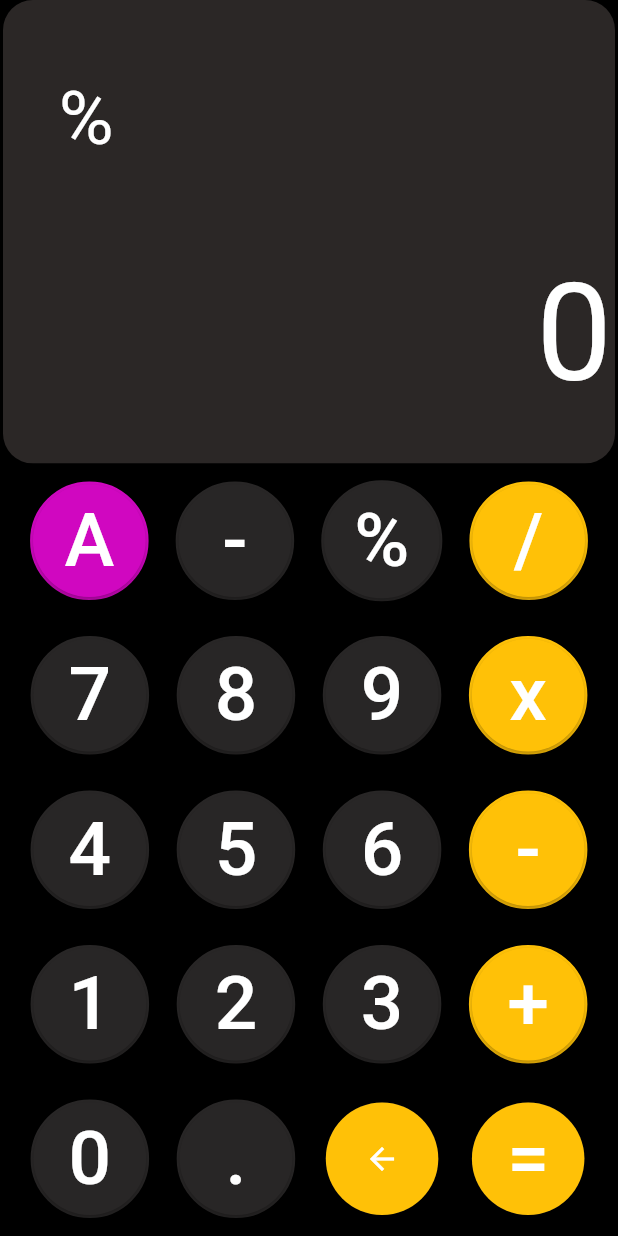
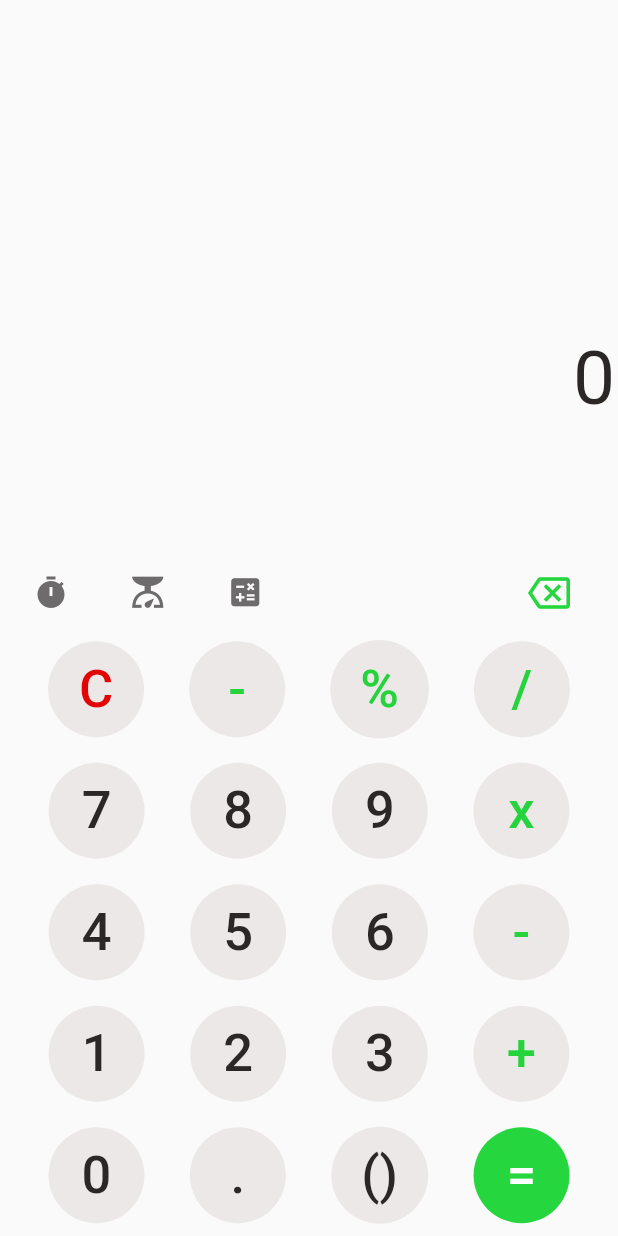
Before and after one commit to gokul153/calculator-added-fuction, a Flutter app: the screen it shows after launch, after a tap on an icon or button, on a phone screen of 412 x 824 dp. Run offline on Flutter 3.47's test engine with Material 2 defaults, Android fonts, the phone set to English and light mode, and no system bars; drawn by our look-alikes of auto_size_text.

Commit message:
stable_functionality_addded

```diff
--- a/lib/main.dart
+++ b/lib/main.dart
@@ -34,22 +34,26 @@ class _CalculatorState extends State<Calculator> {
                 title: Text('Enter the value '),
                 actions: <Widget>[
                   FlatButton(
-                    child: Text('*'),
+                    child: Text('+'),
                     onPressed: () {
                       // Handle '*' option press here
                       dupResult = value;
                       check = 1;
+                      acheck = 1;
+                      mcheck = 0;
                       print(
                           "result is fixed as $dupResult and check is $check");
                       Navigator.of(context).pop();
                     },
                   ),
                   FlatButton(
-                    child: Text('+'),
+                    child: Text('*'),
                     onPressed: () {
                       // Handle '*' option press here
-                      dupResult = text;
+                      dupResult = value;
                       check = 1;
+                      mcheck = 1;
+                      acheck = 0;
                       print(
                           "result is fixed as $dupResult and check is $check");
                       //Navigator.of(context).pop();
@@ -70,9 +74,9 @@ class _CalculatorState extends State<Calculator> {
     return Container(
       child: Container(
         decoration: BoxDecoration(
-          shape: BoxShape.circle,
-          color: btncolor,
-          border: Border.all(color: btncolor, width: 2),
+            // shape: BoxShape.circle,
+            // color: btncolor,
+            //border: Border.all(color: btncolor, width: 0),
             ),
         child: ElevatedButton(
           onPressed: () {
@@ -82,13 +86,14 @@ class _CalculatorState extends State<Calculator> {
           child: Text(
             btntxt,
             style: TextStyle(
-              fontSize: 50,
+              fontSize: 35,
               color: txtcolor,
             ),
           ),
           style: ElevatedButton.styleFrom(
+            elevation: 0.0,
             primary: btncolor,
-            minimumSize: Size(75, 50),
+            //minimumSize: Size(75, 50),
             //fixedSize: Size(75, 75),
             shape: CircleBorder(),
             padding: EdgeInsets.all(20),
@@ -102,41 +107,38 @@ class _CalculatorState extends State<Calculator> {
   Widget build(BuildContext context) {
     //Calculator
     return Scaffold(
-      backgroundColor: Colors.black,
+      // backgroundColor: Colors.black,
       body: Padding(
         padding: EdgeInsets.symmetric(horizontal: 2),
         child: Column(
-          mainAxisAlignment: MainAxisAlignment.end,
+          mainAxisAlignment: MainAxisAlignment.spaceEvenly,
+
           // crossAxisAlignment: CrossAxisAlignment.start,
           children: [
             // Calculator display
             Expanded(
-              child: ClipRRect(
-                borderRadius: BorderRadius.circular(20),
               child: Container(
-                  //width: double.maxFinite,
-                  color: Color.fromARGB(255, 43, 39, 38),
-                  child: SingleChildScrollView(
-                    scrollDirection: Axis.vertical,
+                // height: MediaQuery.of(context).size.height * 0.3,
+                width: MediaQuery.of(context).size.width * 1,
                 child: Column(
                   children: [
                     SizedBox(
-                          height: 50,
+                      height: 25,
                     ),
                     Row(
-                          mainAxisAlignment: MainAxisAlignment.end,
-                          crossAxisAlignment: CrossAxisAlignment.start,
+                      mainAxisAlignment: MainAxisAlignment.start,
+                      //crossAxisAlignment: CrossAxisAlignment.start,
                       children: <Widget>[
                         Padding(
                           padding: const EdgeInsets.all(0),
                           child: Container(
                             width: MediaQuery.of(context).size.width * 0.9,
-                                /*  height: 140,*/
+                            height: MediaQuery.of(context).size.height * 0.1,
                             child: AutoSizeText(
                               '$dispresult\n',
                               textAlign: TextAlign.left,
                               style: TextStyle(
-                                    color: Colors.white,
+                                color: Color.fromARGB(255, 43, 39, 38),
                                 fontSize: 50,
                               ),
                               maxLines: 2,
@@ -144,33 +146,33 @@ class _CalculatorState extends State<Calculator> {
                             ),
                           ),
                         ),
-                            /*  Container(
-                              height: 100,
-                              child: FittedBox(
-                                child: Text(
-                                  "$dispresult\n"
-                                  //textAlign: TextAlign.left,
-                                ),
-                              ),
-                            )*/
                       ],
                     ),
+                    Column(
+                      mainAxisAlignment: MainAxisAlignment.end,
+                      children: [
                         Row(
                           mainAxisAlignment: MainAxisAlignment.end,
                           crossAxisAlignment: CrossAxisAlignment.start,
-                          children: [
+                          children: <Widget>[
                             Padding(
-                              padding: const EdgeInsets.all(2),
-                              child: SizedBox(
-                                // width: double.maxFinite,
+                              padding: const EdgeInsetsDirectional.only(
+                                  bottom: 5, top: 10),
+                              child: Container(
+                                alignment: Alignment.bottomRight,
+                                height:
+                                    MediaQuery.of(context).size.height * 0.2,
+                                width: MediaQuery.of(context).size.width * 0.9,
                                 /*  height: 140,*/
                                 child: AutoSizeText(
                                   '$value',
-                                  textAlign: TextAlign.left,
+                                  textAlign: TextAlign.right,
                                   style: TextStyle(
-                                    color: Colors.white,
-                                    fontSize: 90,
+                                    color: Color.fromARGB(255, 43, 39, 38),
+                                    fontSize: 50,
                                   ),
+                                  maxLines: 2,
+                                  overflow: TextOverflow.ellipsis,
                                 ),
                               ),
                             ),
@@ -178,48 +180,111 @@ class _CalculatorState extends State<Calculator> {
                         ),
                       ],
                     ),
+                  ],
                 ),
               ),
             ),
+            Row(
+              mainAxisAlignment: MainAxisAlignment.start,
+              children: <Widget>[
+                Padding(
+                  padding: EdgeInsets.only(left: 20, right: 20),
+                  child: Icon(
+                    Icons.timer,
+                    color: Color.fromARGB(255, 109, 107, 107),
+                    size: 24.0,
+                    //semanticLabel: 'Text to announce in accessibility modes',
                   ),
-
+                ),
+                Padding(
+                  padding: EdgeInsets.only(left: 20, right: 20),
+                  child: Icon(
+                    Icons.scale,
+                    color: Color.fromARGB(255, 109, 107, 107),
+                    size: 25.0,
+                  ),
+                ),
+                Padding(
+                  padding: EdgeInsets.only(left: 20, right: 20),
+                  child: Icon(
+                    Icons.calculate,
+                    color: Color.fromARGB(255, 109, 107, 107),
+                    size: 25.0,
+                  ),
+                ),
+                Expanded(
+                  child: Row(
+                    mainAxisAlignment: MainAxisAlignment.end,
+                    children: [
+                      Padding(
+                        padding: EdgeInsets.only(right: 20),
+                        child: IconButton(
+                          onPressed: () {
+                            calculation('d');
+                          },
+                          icon: Icon(Icons.backspace_outlined),
+                          iconSize: 28,
+                          color: Color.fromARGB(225, 10, 209, 37),
+                        ),
+                      ),
+                    ],
+                  ),
+                ),
+              ],
+            ),
             Row(
               mainAxisAlignment: MainAxisAlignment.spaceEvenly,
               children: <Widget>[
-                calcbutton('A', Color.fromARGB(255, 208, 7, 192), Colors.white),
-                calcbutton('-', Color.fromARGB(255, 40, 38, 38), Colors.white),
-                calcbutton('%', Color.fromARGB(255, 40, 38, 38), Colors.white),
-                calcbutton('/', Colors.amber, Colors.white),
+                calcbutton('C', Color.fromARGB(255, 236, 232, 232),
+                    Color.fromARGB(255, 226, 5, 5)),
+                calcbutton('-', Color.fromARGB(255, 236, 232, 232),
+                    Color.fromARGB(225, 10, 209, 37)),
+                calcbutton('%', Color.fromARGB(255, 236, 232, 232),
+                    Color.fromARGB(225, 10, 209, 37)),
+                calcbutton('/', Color.fromARGB(255, 236, 232, 232),
+                    Color.fromARGB(225, 10, 209, 37)),
               ],
             ),
 
             Row(
               mainAxisAlignment: MainAxisAlignment.spaceEvenly,
               children: <Widget>[
-                calcbutton('7', Color.fromARGB(255, 40, 38, 38), Colors.white),
-                calcbutton('8', Color.fromARGB(255, 40, 38, 38), Colors.white),
-                calcbutton('9', Color.fromARGB(255, 40, 38, 38), Colors.white),
-                calcbutton('x', Colors.amber, Colors.white),
+                calcbutton('7', Color.fromARGB(255, 236, 232, 232),
+                    Color.fromARGB(255, 43, 39, 38)),
+                calcbutton('8', Color.fromARGB(255, 236, 232, 232),
+                    Color.fromARGB(255, 43, 39, 38)),
+                calcbutton('9', Color.fromARGB(255, 236, 232, 232),
+                    Color.fromARGB(255, 43, 39, 38)),
+                calcbutton('x', Color.fromARGB(255, 236, 232, 232),
+                    Color.fromARGB(225, 10, 209, 37)),
               ],
             ),
 
             Row(
               mainAxisAlignment: MainAxisAlignment.spaceEvenly,
               children: <Widget>[
-                calcbutton('4', Color.fromARGB(255, 40, 38, 38), Colors.white),
-                calcbutton('5', Color.fromARGB(255, 40, 38, 38), Colors.white),
-                calcbutton('6', Color.fromARGB(255, 40, 38, 38), Colors.white),
-                calcbutton('-', Colors.amber, Colors.white),
+                calcbutton('4', Color.fromARGB(255, 236, 232, 232),
+                    Color.fromARGB(255, 43, 39, 38)),
+                calcbutton('5', Color.fromARGB(255, 236, 232, 232),
+                    Color.fromARGB(255, 43, 39, 38)),
+                calcbutton('6', Color.fromARGB(255, 236, 232, 232),
+                    Color.fromARGB(255, 43, 39, 38)),
+                calcbutton('-', Color.fromARGB(255, 236, 232, 232),
+                    Color.fromARGB(225, 10, 209, 37)),
               ],
             ),
 
             Row(
               mainAxisAlignment: MainAxisAlignment.spaceEvenly,
               children: <Widget>[
-                calcbutton('1', Color.fromARGB(255, 40, 38, 38), Colors.white),
-                calcbutton('2', Color.fromARGB(255, 40, 38, 38), Colors.white),
-                calcbutton('3', Color.fromARGB(255, 40, 38, 38), Colors.white),
-                calcbutton('+', Colors.amber, Colors.white),
+                calcbutton('1', Color.fromARGB(255, 236, 232, 232),
+                    Color.fromARGB(255, 43, 39, 38)),
+                calcbutton('2', Color.fromARGB(255, 236, 232, 232),
+                    Color.fromARGB(255, 43, 39, 38)),
+                calcbutton('3', Color.fromARGB(255, 236, 232, 232),
+                    Color.fromARGB(255, 43, 39, 38)),
+                calcbutton('+', Color.fromARGB(255, 236, 232, 232),
+                    Color.fromARGB(225, 10, 209, 37)),
               ],
             ),
 
@@ -227,40 +292,43 @@ class _CalculatorState extends State<Calculator> {
               mainAxisAlignment: MainAxisAlignment.spaceEvenly,
               children: <Widget>[
                 //this is button Zero
-                calcbutton("0", Color.fromARGB(255, 40, 38, 38), Colors.white),
-                calcbutton('.', Color.fromARGB(255, 40, 38, 38), Colors.white),
-                //  calcbutton('=',Colors.amber,Colors.white),
+                calcbutton("0", Color.fromARGB(255, 236, 232, 232),
+                    Color.fromARGB(255, 43, 39, 38)),
+                calcbutton('.', Color.fromARGB(255, 236, 232, 232),
+                    Color.fromARGB(255, 43, 39, 38)),
+                // calcbutton('()',Color.fromARGB(255, 236, 232, 232),Color.fromARGB(255, 43, 39, 38)),
                 Container(
                   decoration: BoxDecoration(
-                    shape: BoxShape.circle,
-                    color: Color.fromARGB(255, 40, 38, 38),
-                    border: Border.all(width: 2),
+                      //shape: BoxShape.circle,
+                      //color: Color.fromARGB(255, 251, 249, 249),
+                      //border: Border.all(width: 0),
                       ),
-                  child: GestureDetector(
+                  child: InkWell(
                     onLongPress: () {
-                      // Do something on long press
+                      // Show pop-up menu here
+
+                      print("long press activated");
                       check = 0;
-                      print("normal calculator");
+                      mcheck = 0;
+                      acheck = 0;
+                      print("normal caculator");
                     },
                     child: ElevatedButton(
+                      child: Text(
+                        '()',
+                        style: TextStyle(
+                          fontSize: 35,
+                          color: Color.fromARGB(255, 43, 39, 38),
+                        ),
+                      ),
                       onPressed: () {
-                        // Do something on button press
-                        calculation('d');
+                        // Handle normal button press here
+                        //calculation('=');
                       },
-                      child: Container(
-                          alignment: Alignment.center,
-                          child: Row(
-                            children: [
-                              Icon(Icons.arrow_back),
-                              Text(
-                                "",
-                                style: TextStyle(fontSize: 50),
-                              ),
-                            ],
-                          )),
                       style: ElevatedButton.styleFrom(
-                        primary: Colors.amber,
-                        minimumSize: Size(75, 50),
+                        elevation: 0.0,
+                        primary: Color.fromARGB(255, 236, 232, 232),
+                        // minimumSize: Size(75, 50),
                         //fixedSize: Size(75, 75),
                         shape: CircleBorder(),
                         padding: EdgeInsets.all(20),
@@ -268,6 +336,33 @@ class _CalculatorState extends State<Calculator> {
                     ),
                   ),
                 ),
+                /*  ElevatedButton(
+                  onPressed: () {},
+                  child: Container(
+                    //width: double.infinity,
+                    //height: double.infinity,
+                    alignment: Alignment.center,
+                    child: Row(
+                      mainAxisSize: MainAxisSize.min,
+                      children: [
+                        //SizedBox(width: 8),
+                        Text(
+                          "()",
+                          style: TextStyle(
+                              fontSize: 40,
+                              color: Color.fromARGB(255, 43, 39, 38)),
+                        ),
+                      ],
+                    ),
+                  ),
+                  style: ElevatedButton.styleFrom(
+                    primary: Color.fromARGB(255, 236, 232, 232),
+                    minimumSize: Size(75, 50),
+                    //fixedSize: Size(75, 75),
+                    shape: CircleBorder(),
+                    padding: EdgeInsets.all(20),
+                  ),
+                ),*/
                 /* child:ElevatedButton(
                       onPressed: () {
                         /* Your code here */
@@ -304,8 +399,8 @@ class _CalculatorState extends State<Calculator> {
                 Container(
                   decoration: BoxDecoration(
                     shape: BoxShape.circle,
-                    color: Color.fromARGB(255, 40, 38, 38),
-                    border: Border.all(width: 2),
+                    //color: Color.fromARGB(255, 251, 249, 249),
+                    // border: Border.all(width: 0),
                   ),
                   child: InkWell(
                     onLongPress: () {
@@ -317,7 +412,7 @@ class _CalculatorState extends State<Calculator> {
                       child: Text(
                         '=',
                         style: TextStyle(
-                          fontSize: 50,
+                          fontSize: 35,
                           color: Colors.white,
                         ),
                       ),
@@ -326,8 +421,9 @@ class _CalculatorState extends State<Calculator> {
                         calculation('=');
                       },
                       style: ElevatedButton.styleFrom(
-                        primary: Colors.amber,
-                        minimumSize: Size(75, 50),
+                        elevation: 0.0,
+                        primary: Color.fromARGB(225, 10, 209, 37),
+                        // minimumSize: Size(75, 50),
                         //fixedSize: Size(75, 75),
                         shape: CircleBorder(),
                         padding: EdgeInsets.all(20),
@@ -350,6 +446,9 @@ class _CalculatorState extends State<Calculator> {
   double numTwo = 0;
   int check = 0;
   int res = 0;
+  int acheck = 0;
+  int mcheck = 0;
+  int change = 0;
   dynamic result = '';
   dynamic dispresult = '';
   dynamic finalResult = '';
@@ -358,12 +457,37 @@ class _CalculatorState extends State<Calculator> {
   dynamic preOpr = '';
   dynamic value = '';
   void calculation(btnText) {
+    if (btnText == '=' || btnText == '%') {
+      res = 1;
+    } else {
+      res = 0;
+      print("status $res");
+    }
+    print("mcheck is $mcheck");
+
+    print("acheck is $acheck");
+    if (btnText == '+' && check == 1 && acheck == 1 && mcheck == 0) {
+      acheck = 1;
+      print("addiction manipulation activated acheck $acheck");
+      mcheck = 0;
+      change = 1;
+    }
+    if (btnText == 'x' && check == 1 && acheck == 0 && mcheck == 1) {
+      mcheck = 1;
+      print("multiply manipulation activated acheck $mcheck");
+      print("status of acheck $acheck");
+      acheck = 0;
+      change = 1;
+    }
     print(check);
     print("button text $btnText");
-    if (btnText != null && btnText != 'A' && btnText != "=" && btnText != 'd') {
+    if (btnText != null && btnText != 'C' && btnText != "=" && btnText != 'd') {
       dispresult = dispresult + btnText;
     }
-    if (btnText == 'A') {
+    if (btnText == '%') {
+      dispresult = "";
+    }
+    if (btnText == 'C') {
       text = '0';
       numOne = 0;
       numTwo = 0;
@@ -372,9 +496,12 @@ class _CalculatorState extends State<Calculator> {
       dispresult = '';
       opr = '';
       preOpr = '';
+      change = 0;
+      //  acheck = 0;
+      //   mcheck = 0;
     } else if (opr == '=' && btnText == '=') {
       print("eqaul value of check is $check");
-      if (check == 1) {
+      if (check == 1 && acheck == 1 || check == 1 && mcheck == 1) {
         finalResult = dupResult;
         print("final Result at check funtion check activate$finalResult");
       } else {
@@ -400,7 +527,8 @@ class _CalculatorState extends State<Calculator> {
       }
 
       if (opr == '+') {
-        if (check == 1) {
+        if ((check == 1 && acheck == 1 || check == 1 && mcheck == 1) &&
+            change == 1) {
           print("final result is manipulated");
           finalResult = dupResult;
         } else {
@@ -408,22 +536,24 @@ class _CalculatorState extends State<Calculator> {
           finalResult = add();
         }
       } else if (opr == '-') {
-        if (check == 1) {
+        if ((check == 1 && acheck == 1 || check == 1 && mcheck == 1) &&
+            change == 1) {
           print("final result is manipulated");
           finalResult = dupResult;
         } else {
           finalResult = sub();
         }
       } else if (opr == 'x') {
-        if (check == 1) {
+        if ((check == 1 && acheck == 1 || check == 1 && mcheck == 1) &&
+            change == 1) {
           print("final result is manipulated");
           finalResult = dupResult;
         } else {
           finalResult = mul();
         }
       } else if (opr == '/') {
-        finalResult = div();
-        if (check == 1) {
+        //finalResult = div();
+        if (check == 1 && acheck == 1 || check == 1 && mcheck == 1) {
           print("final result is manipulated");
           finalResult = dupResult;
         } else {
@@ -460,7 +590,7 @@ class _CalculatorState extends State<Calculator> {
       print("intermediate disp result is $dispresult");
       result = result + btnText;
       // finalResult = dispresult;
-      if (btnText == "=") {
+      if (btnText == "="||btnText == "%") {
         finalResult = result;
         print(finalResult);
       }
@@ -468,7 +598,12 @@ class _CalculatorState extends State<Calculator> {
 
     setState(() {
       dispresult;
+      if (res == 0) {
+        value = "";
+      } else {
         value = finalResult;
+      }
+      //  value = finalResult;
     });
   }
 
```
Lines whose indentation alone changed are shown as unchanged.
